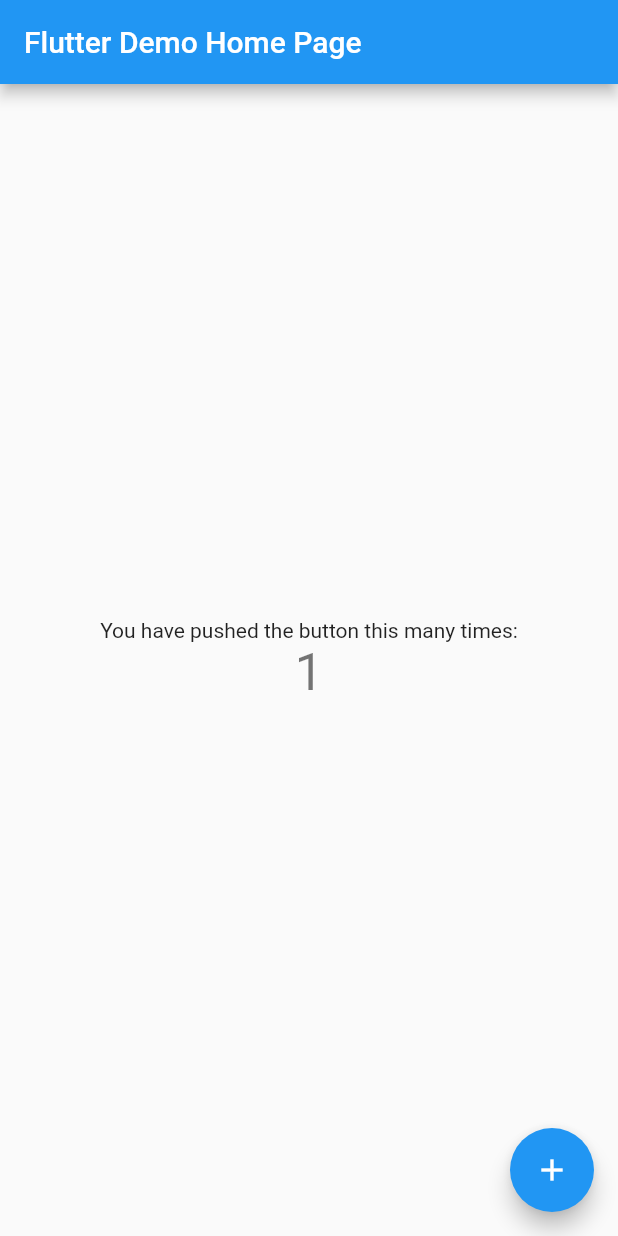
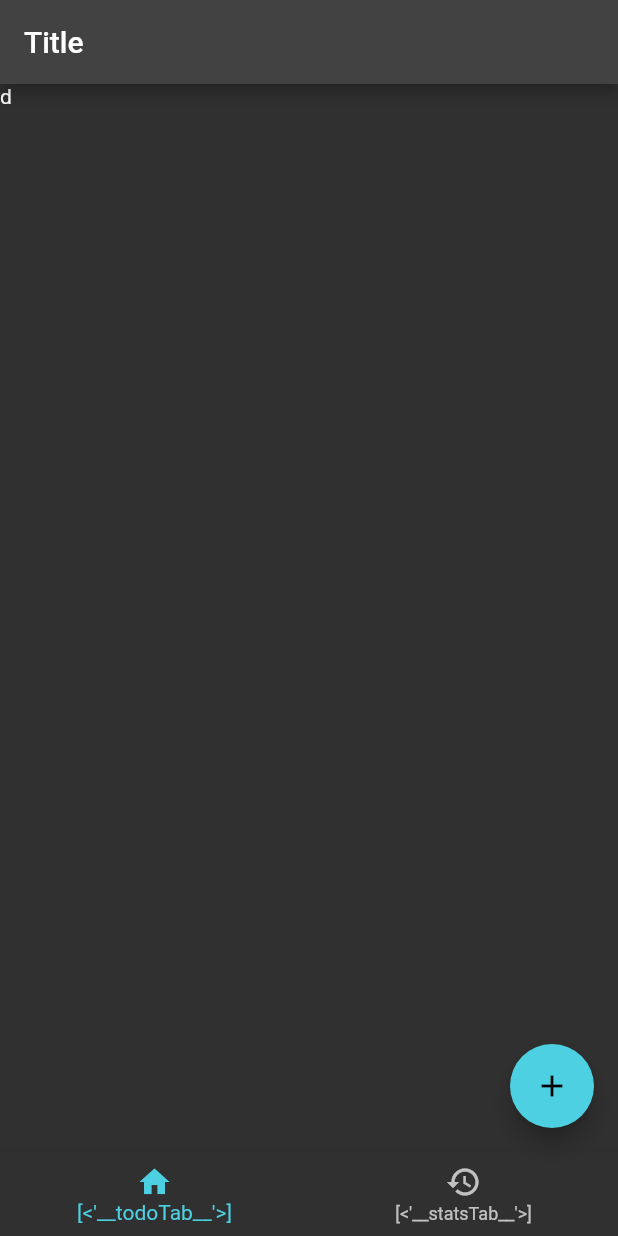
Before and after one commit to jaysavsani07/expense-manager, a Flutter app: the screen it shows after launch, after a tap on the "add" icon, on a phone screen of 412 x 824 dp. Run offline on Flutter 3.47's test engine with Material 2 defaults, Android fonts, the phone set to English and light mode, and no system bars; our stand-ins replace flutter_redux, redux.

Commit message:
Redux package added, Home page create with redux

```diff
--- /dev/null
+++ b/lib/action_counter.dart
@@ -0,0 +1,3 @@
+class IncrementCountAction {}
+
+class DecrementCountAction {}
--- /dev/null
+++ b/lib/core/keys.dart
@@ -0,0 +1,62 @@
+// Copyright 2018 The Flutter Architecture Sample Authors. All rights reserved.
+// Use of this source code is governed by the MIT license that can be found
+// in the LICENSE file.
+
+import 'package:flutter/widgets.dart';
+
+class AppKeys {
+  // Home Screens
+  static const homeScreen = Key('__homeScreen__');
+  static const addTodoFab = Key('__addTodoFab__');
+  static const snackbar = Key('__snackbar__');
+  static Key snackbarAction(String id) => Key('__snackbar_action_${id}__');
+
+  // Todos
+  static const todoList = Key('__todoList__');
+  static const todosLoading = Key('__todosLoading__');
+  static final todoItem = (String id) => Key('TodoItem__${id}');
+  static final todoItemCheckbox =
+      (String id) => Key('TodoItem__${id}__Checkbox');
+  static final todoItemTask = (String id) => Key('TodoItem__${id}__Task');
+  static final todoItemNote = (String id) => Key('TodoItem__${id}__Note');
+
+  // Tabs
+  static const tabs = Key('__tabs__');
+  static const todoTab = Key('__todoTab__');
+  static const statsTab = Key('__statsTab__');
+
+  // Extra Actions
+  static const extraActionsButton = Key('__extraActionsButton__');
+  static const toggleAll = Key('__markAllDone__');
+  static const clearCompleted = Key('__clearCompleted__');
+
+  // Filters
+  static const filterButton = Key('__filterButton__');
+  static const allFilter = Key('__allFilter__');
+  static const activeFilter = Key('__activeFilter__');
+  static const completedFilter = Key('__completedFilter__');
+
+  // Stats
+  static const statsCounter = Key('__statsCounter__');
+  static const statsLoading = Key('__statsLoading__');
+  static const statsNumActive = Key('__statsActiveItems__');
+  static const statsNumCompleted = Key('__statsCompletedItems__');
+
+  // Details Screen
+  static const editTodoFab = Key('__editTodoFab__');
+  static const deleteTodoButton = Key('__deleteTodoFab__');
+  static const todoDetailsScreen = Key('__todoDetailsScreen__');
+  static final detailsTodoItemCheckbox = Key('DetailsTodo__Checkbox');
+  static final detailsTodoItemTask = Key('DetailsTodo__Task');
+  static final detailsTodoItemNote = Key('DetailsTodo__Note');
+
+  // Add Screen
+  static const addTodoScreen = Key('__addTodoScreen__');
+  static const saveNewTodo = Key('__saveNewTodo__');
+  static const taskField = Key('__taskField__');
+  static const noteField = Key('__noteField__');
+
+  // Edit Screen
+  static const editTodoScreen = Key('__editTodoScreen__');
+  static const saveTodoFab = Key('__saveTodoFab__');
+}
--- /dev/null
+++ b/lib/core/routes.dart
@@ -0,0 +1,4 @@
+class AppRoutes {
+  static final home = '/';
+  static final addTodo = '/addTodo';
+}
--- /dev/null
+++ b/lib/core/theme.dart
@@ -0,0 +1,28 @@
+import 'package:flutter/material.dart';
+
+class AppTheme {
+  static ThemeData get theme {
+    final themeData = ThemeData.dark();
+    final textTheme = themeData.textTheme;
+    final body1 = textTheme.body1.copyWith(decorationColor: Colors.transparent);
+
+    return ThemeData.dark().copyWith(
+      primaryColor: Colors.grey[800],
+      accentColor: Colors.cyan[300],
+      buttonColor: Colors.grey[800],
+      textSelectionColor: Colors.cyan[100],
+      toggleableActiveColor: Colors.cyan[300],
+      floatingActionButtonTheme: FloatingActionButtonThemeData(
+        backgroundColor: Colors.cyan[300],
+      ),
+      snackBarTheme: SnackBarThemeData(
+        backgroundColor: themeData.dialogBackgroundColor,
+        contentTextStyle: body1,
+        actionTextColor: Colors.cyan[300],
+      ),
+      textTheme: textTheme.copyWith(
+        body1: body1,
+      ),
+    );
+  }
+}
--- /dev/null
+++ b/lib/data/models/app_state.dart
@@ -0,0 +1,35 @@
+import 'package:expense_manager/data/models/home_tab.dart';
+import 'package:meta/meta.dart';
+
+@immutable
+class AppState {
+  final bool isLoading;
+  final HomeTab activeTab;
+
+  AppState({this.isLoading = false, this.activeTab = HomeTab.dashboard});
+
+  factory AppState.loading() => AppState(isLoading: true);
+
+  AppState copyWith({bool isLoading, HomeTab activeTab}) {
+    return AppState(
+      isLoading: isLoading ?? this.isLoading,
+      activeTab: activeTab ?? this.activeTab,
+    );
+  }
+
+  @override
+  int get hashCode => isLoading.hashCode ^ activeTab.hashCode;
+
+  @override
+  bool operator ==(Object other) =>
+      identical(this, other) ||
+      other is AppState &&
+          runtimeType == other.runtimeType &&
+          isLoading == other.isLoading &&
+          activeTab == other.activeTab;
+
+  @override
+  String toString() {
+    return 'AppState{isLoading: $isLoading, activeTab: $activeTab}';
+  }
+}
--- /dev/null
+++ b/lib/data/models/home_tab.dart
@@ -0,0 +1 @@
+enum HomeTab { dashboard, history }
--- a/lib/main.dart
+++ b/lib/main.dart
@@ -1,117 +1,62 @@
+import 'package:expense_manager/data/models/app_state.dart';
+import 'package:expense_manager/ui/app/app.dart';
+import 'package:expense_manager/ui/app/app_reducer.dart';
 import 'package:flutter/material.dart';
+import 'package:redux/redux.dart';
 
-void main() {
-  runApp(MyApp());
+Future<void> main() async {
+  WidgetsFlutterBinding.ensureInitialized();
+  runApp(MyApp(
+    store: Store<AppState>(
+      appReducer,
+      initialState: AppState.loading(),
+    ),
+  ));
 }
 
-class MyApp extends StatelessWidget {
-  // This widget is the root of your application.
-  @override
-  Widget build(BuildContext context) {
-    return MaterialApp(
-      title: 'Flutter Demo',
-      theme: ThemeData(
-        // This is the theme of your application.
-        //
-        // Try running your application with "flutter run". You'll see the
-        // application has a blue toolbar. Then, without quitting the app, try
-        // changing the primarySwatch below to Colors.green and then invoke
-        // "hot reload" (press "r" in the console where you ran "flutter run",
-        // or simply save your changes to "hot reload" in a Flutter IDE).
-        // Notice that the counter didn't reset back to zero; the application
-        // is not restarted.
-        primarySwatch: Colors.blue,
-        // This makes the visual density adapt to the platform that you run
-        // the app on. For desktop platforms, the controls will be smaller and
-        // closer together (more dense) than on mobile platforms.
-        visualDensity: VisualDensity.adaptivePlatformDensity,
-      ),
-      home: MyHomePage(title: 'Flutter Demo Home Page'),
-    );
-  }
-}
 
-class MyHomePage extends StatefulWidget {
-  MyHomePage({Key key, this.title}) : super(key: key);
-
-  // This widget is the home page of your application. It is stateful, meaning
-  // that it has a State object (defined below) that contains fields that affect
-  // how it looks.
-
-  // This class is the configuration for the state. It holds the values (in this
-  // case the title) provided by the parent (in this case the App widget) and
-  // used by the build method of the State. Fields in a Widget subclass are
-  // always marked "final".
-
-  final String title;
-
-  @override
-  _MyHomePageState createState() => _MyHomePageState();
-}
-
-class _MyHomePageState extends State<MyHomePage> {
-  int _counter = 0;
-
-  void _incrementCounter() {
-    setState(() {
-      // This call to setState tells the Flutter framework that something has
-      // changed in this State, which causes it to rerun the build method below
-      // so that the display can reflect the updated values. If we changed
-      // _counter without calling setState(), then the build method would not be
-      // called again, and so nothing would appear to happen.
-      _counter++;
-    });
-  }
-
-  @override
-  Widget build(BuildContext context) {
-    // This method is rerun every time setState is called, for instance as done
-    // by the _incrementCounter method above.
-    //
-    // The Flutter framework has been optimized to make rerunning build methods
-    // fast, so that you can just rebuild anything that needs updating rather
-    // than having to individually change instances of widgets.
-    return Scaffold(
+/*
+StoreProvider(
+store: Store<int>(reducerCounter, initialState: 0),
+child: Scaffold(
 appBar: AppBar(
-        // Here we take the value from the MyHomePage object that was created by
-        // the App.build method, and use it to set our appbar title.
 title: Text(widget.title),
 ),
 body: Center(
-        // Center is a layout widget. It takes a single child and positions it
-        // in the middle of the parent.
 child: Column(
-          // Column is also a layout widget. It takes a list of children and
-          // arranges them vertically. By default, it sizes itself to fit its
-          // children horizontally, and tries to be as tall as its parent.
-          //
-          // Invoke "debug painting" (press "p" in the console, choose the
-          // "Toggle Debug Paint" action from the Flutter Inspector in Android
-          // Studio, or the "Toggle Debug Paint" command in Visual Studio Code)
-          // to see the wireframe for each widget.
-          //
-          // Column has various properties to control how it sizes itself and
-          // how it positions its children. Here we use mainAxisAlignment to
-          // center the children vertically; the main axis here is the vertical
-          // axis because Columns are vertical (the cross axis would be
-          // horizontal).
 mainAxisAlignment: MainAxisAlignment.center,
 children: <Widget>[
 Text(
 'You have pushed the button this many times:',
 ),
-            Text(
-              '$_counter',
+StoreConnector<int, String>(
+converter: (store) => store.state.toString(),
+builder: (BuildContext context, viewModel) {
+return Text(
+'$viewModel',
 style: Theme.of(context).textTheme.headline4,
-            ),
+);
+},
+)
 ],
 ),
 ),
-      floatingActionButton: FloatingActionButton(
-        onPressed: _incrementCounter,
-        tooltip: 'Increment',
+floatingActionButton: Row(
+children: [
+StoreConnector<int, VoidCallback>(
+converter: (Store<int> store) {
+return () {
+store.dispatch(IncrementCountAction());
+};
+},
+builder: (BuildContext context, VoidCallback increase) {
+return FloatingActionButton(
+onPressed: increase,
 child: Icon(Icons.add),
-      ), // This trailing comma makes auto-formatting nicer for build methods.
 );
-  }
-}
+},
+)
+],
+),
+),
+);*/
--- /dev/null
+++ b/lib/reducer_counter.dart
@@ -0,0 +1,13 @@
+import 'package:expense_manager/action_counter.dart';
+
+int reducerCounter(int currentCount, action) {
+  if (action is IncrementCountAction) {
+    currentCount++;
+    return currentCount;
+  } else if (action is DecrementCountAction) {
+    currentCount--;
+    return currentCount;
+  } else {
+    return currentCount;
+  }
+}
--- /dev/null
+++ b/lib/ui/app/app.dart
@@ -0,0 +1,33 @@
+import 'package:expense_manager/core/routes.dart';
+import 'package:expense_manager/core/theme.dart';
+import 'package:expense_manager/data/models/app_state.dart';
+import 'package:expense_manager/ui/home/home.dart';
+import 'package:flutter/material.dart';
+import 'package:flutter_redux/flutter_redux.dart';
+import 'package:redux/redux.dart';
+
+class MyApp extends StatelessWidget {
+  final Store<AppState> store;
+
+  const MyApp({Key key, this.store}) : super(key: key);
+
+  @override
+  Widget build(BuildContext context) {
+    return StoreProvider(
+      store: store,
+      child: MaterialApp(
+        onGenerateTitle: (context) => "Title",
+        theme: AppTheme.theme,
+        routes: {
+          AppRoutes.home: (context) {
+            return HomeScreen(
+              onInit: () {
+                // StoreProvider.of<AppState>(context).dispatch(LoadTodosAction());
+              },
+            );
+          },
+        },
+      ),
+    );
+  }
+}
--- /dev/null
+++ b/lib/ui/app/app_action.dart
@@ -0,0 +1,3 @@
+class TodosNotLoadedAction {}
+
+class TodosLoadedAction {}
--- /dev/null
+++ b/lib/ui/app/app_reducer.dart
@@ -0,0 +1,10 @@
+import 'package:expense_manager/data/models/app_state.dart';
+import 'package:expense_manager/ui/app/loading_reducer.dart';
+import 'package:expense_manager/ui/home/home_reducer.dart';
+
+AppState appReducer(AppState state, action) {
+  return AppState(
+    isLoading: loadingReducer(state.isLoading, action),
+    activeTab: tabsReducer(state.activeTab, action),
+  );
+}
--- /dev/null
+++ b/lib/ui/app/loading_reducer.dart
@@ -0,0 +1,11 @@
+import 'package:expense_manager/ui/app/app_action.dart';
+import 'package:redux/redux.dart';
+
+final loadingReducer = combineReducers<bool>([
+  TypedReducer<bool, TodosLoadedAction>(_setLoaded),
+  TypedReducer<bool, TodosNotLoadedAction>(_setLoaded),
+]);
+
+bool _setLoaded(bool state, action) {
+  return false;
+}
--- /dev/null
+++ b/lib/ui/home/home.dart
@@ -0,0 +1,49 @@
+import 'package:expense_manager/core/keys.dart';
+import 'package:expense_manager/core/routes.dart';
+import 'package:expense_manager/data/models/app_state.dart';
+import 'package:expense_manager/data/models/home_tab.dart';
+import 'package:expense_manager/ui/home/home_tab_selector.dart';
+import 'package:flutter/material.dart';
+import 'package:flutter_redux/flutter_redux.dart';
+import 'package:redux/redux.dart';
+
+class HomeScreen extends StatefulWidget {
+  final void Function() onInit;
+
+  HomeScreen({@required this.onInit}) : super(key: AppKeys.homeScreen);
+
+  @override
+  HomeScreenState createState() => HomeScreenState();
+}
+
+class HomeScreenState extends State<HomeScreen> {
+  @override
+  void initState() {
+    widget.onInit();
+    super.initState();
+  }
+
+  @override
+  Widget build(BuildContext context) {
+    return StoreConnector<AppState, HomeTab>(
+      distinct: true,
+      converter: (Store<AppState> store) => store.state.activeTab,
+      builder: (BuildContext context, HomeTab activeTab) {
+        return Scaffold(
+          appBar: AppBar(
+            title: Text("Title"),
+          ),
+          body: activeTab == HomeTab.dashboard ? Text("d") : Text("H"),
+          floatingActionButton: FloatingActionButton(
+            key: AppKeys.addTodoFab,
+            onPressed: () {
+              Navigator.pushNamed(context, AppRoutes.addTodo);
+            },
+            child: Icon(Icons.add),
+          ),
+          bottomNavigationBar: HomeTabSelector(),
+        );
+      },
+    );
+  }
+}
--- /dev/null
+++ b/lib/ui/home/home_action.dart
@@ -0,0 +1,12 @@
+import 'package:expense_manager/data/models/home_tab.dart';
+
+class UpdateHomeTabAction {
+  final HomeTab homeTab;
+
+  UpdateHomeTabAction(this.homeTab);
+
+  @override
+  String toString() {
+    return 'UpdateHomeTabAction{homeTab: $homeTab}';
+  }
+}
--- /dev/null
+++ b/lib/ui/home/home_reducer.dart
@@ -0,0 +1,11 @@
+import 'package:expense_manager/data/models/home_tab.dart';
+import 'package:expense_manager/ui/home/home_action.dart';
+import 'package:redux/redux.dart';
+
+final tabsReducer = combineReducers<HomeTab>([
+  TypedReducer<HomeTab, UpdateHomeTabAction>(_activeTabReducer),
+]);
+
+HomeTab _activeTabReducer(HomeTab activeTab, UpdateHomeTabAction action) {
+  return action.homeTab;
+}
--- /dev/null
+++ b/lib/ui/home/home_tab_selector.dart
@@ -0,0 +1,69 @@
+import 'package:expense_manager/core/keys.dart';
+import 'package:expense_manager/data/models/app_state.dart';
+import 'package:expense_manager/data/models/home_tab.dart';
+import 'package:expense_manager/ui/home/home_action.dart';
+import 'package:flutter/cupertino.dart';
+import 'package:flutter/material.dart';
+import 'package:flutter_redux/flutter_redux.dart';
+import 'package:redux/redux.dart';
+
+class HomeTabSelector extends StatelessWidget {
+  HomeTabSelector({Key key}) : super(key: key);
+
+  @override
+  Widget build(BuildContext context) {
+    return StoreConnector<AppState, _ViewModel>(
+      distinct: true,
+      converter: _ViewModel.fromStore,
+      builder: (context, vm) {
+        return BottomNavigationBar(
+          key: AppKeys.tabs,
+          currentIndex: HomeTab.values.indexOf(vm.activeTab),
+          onTap: vm.onTabSelected,
+          items: HomeTab.values.map((tab) {
+            return BottomNavigationBarItem(
+              icon: Icon(
+                tab == HomeTab.dashboard ? Icons.home : Icons.history,
+                key: tab == HomeTab.dashboard
+                    ? AppKeys.todoTab
+                    : AppKeys.statsTab,
+              ),
+              label: tab == HomeTab.dashboard
+                  ? AppKeys.todoTab.toString()
+                  : AppKeys.statsTab.toString(),
+            );
+          }).toList(),
+        );
+      },
+    );
+  }
+}
+
+class _ViewModel {
+  final HomeTab activeTab;
+  final Function(int) onTabSelected;
+
+  _ViewModel({
+    @required this.activeTab,
+    @required this.onTabSelected,
+  });
+
+  static _ViewModel fromStore(Store<AppState> store) {
+    return _ViewModel(
+      activeTab: store.state.activeTab,
+      onTabSelected: (index) {
+        store.dispatch(UpdateHomeTabAction((HomeTab.values[index])));
+      },
+    );
+  }
+
+  @override
+  bool operator ==(Object other) =>
+      identical(this, other) ||
+      other is _ViewModel &&
+          runtimeType == other.runtimeType &&
+          activeTab == other.activeTab;
+
+  @override
+  int get hashCode => activeTab.hashCode;
+}
--- a/pubspec.yaml
+++ b/pubspec.yaml
@@ -28,6 +28,10 @@ dependencies:
   # The following adds the Cupertino Icons font to your application.
   # Use with the CupertinoIcons class for iOS style icons.
   cupertino_icons: ^1.0.0
+  redux: ^4.0.0+3
+  flutter_redux: ^0.7.0
+  redux_thunk: ^0.3.0
+  http: ^0.12.2
 
 dev_dependencies:
   flutter_test:
```
Also changed, not shown: 1 other file. Lines whose indentation alone changed are shown as unchanged.
